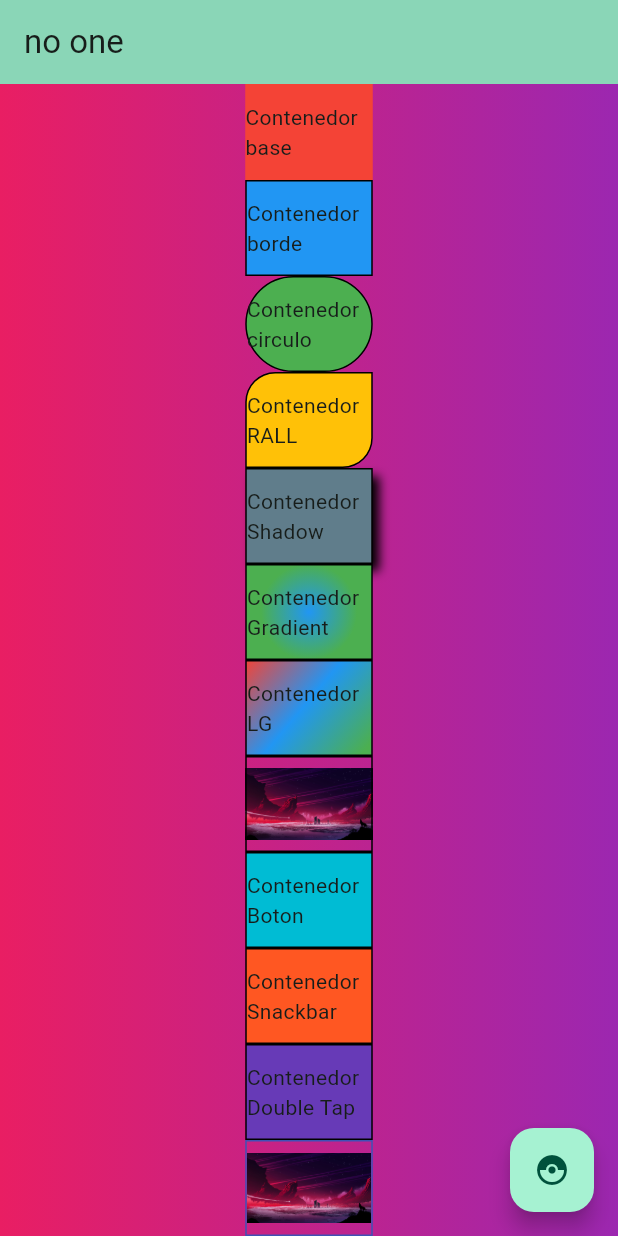
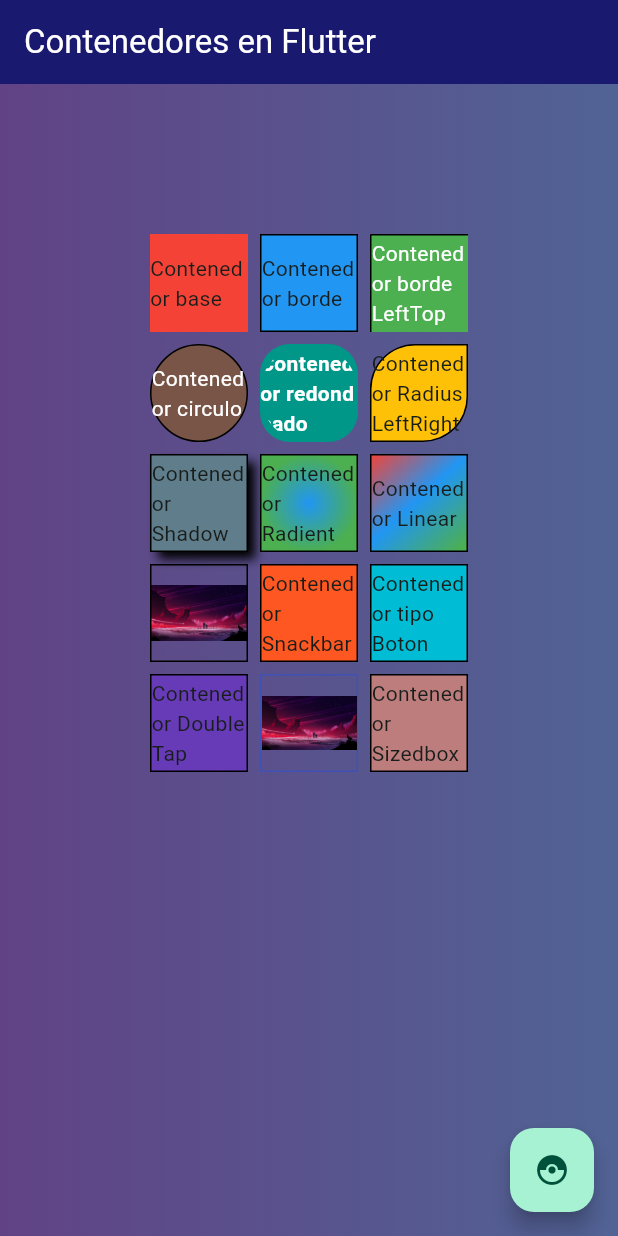
Before and after one commit to IvanRS9/first_flutter_app, a Flutter app: the screen it shows after launch, on a phone screen of 412 x 824 dp. Run offline on Flutter 3.47's test engine with Material 3 defaults, Android fonts, the phone set to English and light mode, and no system bars.

Commit message:
15 containers

```diff
--- a/lib/components/bodycontainer.dart
+++ b/lib/components/bodycontainer.dart
@@ -8,7 +8,7 @@ class BodyContainer extends StatelessWidget {
   const BodyContainer(
       {required this.firstColor,
       required this.secondColor,
-      required this.content});
+      required this.content,});
 
   @override
   Widget build(BuildContext context) {
@@ -16,11 +16,15 @@ class BodyContainer extends StatelessWidget {
       decoration: BoxDecoration(
           gradient: LinearGradient(colors: [firstColor, secondColor])),
       child: Center(
-        child: Column(
-          mainAxisAlignment: MainAxisAlignment.spaceEvenly,
-          children: content
-              .map((widget) => Expanded(child: Center(child: widget)))
-              .toList(),
+        child: Padding(
+          padding: const EdgeInsets.all(100),
+          child: GridView.count(
+            crossAxisCount: 3, // 3 columnas
+            mainAxisSpacing: 8.0,
+            crossAxisSpacing: 8.0,
+            childAspectRatio: 1, // Proporción de aspecto 1:1
+            children: content.map((widget) => Center(child: SizedBox(child: widget))).toList(),
+          ),
         ),
       ),
     );
--- a/lib/components/container2tap.dart
+++ b/lib/components/container2tap.dart
@@ -20,7 +20,7 @@ class Container2tap extends StatelessWidget {
     return InkWell(
       onDoubleTap: () {
         ScaffoldMessenger.of(context)
-            .showSnackBar(SnackBar(content: Text("Contenedor Double Tap")));
+            .showSnackBar(SnackBar(content: Text("Contenedor Double Tap"),duration: Duration(seconds: 1),));
       },
       child: Container(
         width: width,
--- /dev/null
+++ b/lib/components/containerborderlt.dart
@@ -0,0 +1,41 @@
+import 'package:flutter/material.dart';
+
+class ContainerBorderLT extends StatelessWidget {
+  final String texto;
+  final Color color;
+  final double width;
+  final double height;
+  final double borderleft;
+  final double bordertop;
+
+  const ContainerBorderLT({
+    required this.texto,
+    required this.color,
+    required this.width,
+    required this.height,
+    required this.borderleft,
+    required this.bordertop,
+  });
+
+  @override
+  Widget build(BuildContext context) {
+    return Container(
+      width: width,
+      height: height,
+      decoration: BoxDecoration(
+          color: color,
+          border: Border(
+            left: BorderSide(width: borderleft, color: Colors.black),
+            top: BorderSide(width: bordertop, color: Colors.black),
+          )),
+      child: Center(
+        child: Text(
+          texto,
+          style: const TextStyle(
+            color: Colors.white,
+          ),
+        ),
+      ),
+    );
+  }
+}
--- a/lib/components/containerbsnack.dart
+++ b/lib/components/containerbsnack.dart
@@ -2,14 +2,14 @@ import 'package:flutter/material.dart';
 
 class ContainerBSnack extends StatelessWidget {
   final Color color;
-  final String text;
+  final String texto;
   final double width;
   final double height;
   final double border;
 
   const ContainerBSnack({
     required this.color,
-    required this.text,
+    required this.texto,
     required this.width,
     required this.height,
     required this.border,
@@ -20,14 +20,14 @@ class ContainerBSnack extends StatelessWidget {
     return InkWell(
       onTap: () {
         ScaffoldMessenger.of(context).showSnackBar(
-            SnackBar(content: Text("Mensaje de SnackBar - Contenedor Snack")));
+            SnackBar(content: Text("Mensaje de SnackBar - Contenedor Snack"),duration: Duration(seconds: 1),));
       },
       child: Container(
         width: width,
         height: height,
         decoration:
             BoxDecoration(color: color, border: Border.all(width: border)),
-        child: Center(child: Text(text)),
+        child: Center(child: Text(texto)),
       ),
     );
   }
--- a/lib/components/containerbutton.dart
+++ b/lib/components/containerbutton.dart
@@ -1,7 +1,7 @@
 import 'package:flutter/material.dart';
 
 class ContainerButton extends StatelessWidget {
-  final String text;
+  final String texto;
   final Color color;
   final double width;
   final double height;
@@ -9,7 +9,7 @@ class ContainerButton extends StatelessWidget {
 
   const ContainerButton({
     required this.color,
-    required this.text,
+    required this.texto,
     required this.width,
     required this.height,
     required this.border,
@@ -18,7 +18,14 @@ class ContainerButton extends StatelessWidget {
   @override
   Widget build(BuildContext context) {
     return InkWell(
-      onTap: () => print('Button pressed'),
+      onTap: () => {
+        ScaffoldMessenger.of(context).showSnackBar(
+          SnackBar(
+            content: Text('Contenedor presionado'),
+            duration: Duration(seconds: 1),
+          ),
+        )
+      },
       child: Container(
         width: width,
         height: height,
@@ -26,7 +33,7 @@ class ContainerButton extends StatelessWidget {
           color: color,
           border: Border.all(width: border)
         ),
-        child: Center(child: Text(text),),
+        child: Center(child: Text(texto),),
       ),
 
     );
--- /dev/null
+++ b/lib/components/containerovalo.dart
@@ -0,0 +1,42 @@
+import 'package:flutter/material.dart';
+
+class ContainerOvalo extends StatelessWidget{
+  final Color color;
+  final String texto;
+  final double width;
+  final double height;
+  final double border;
+
+  const ContainerOvalo({
+    required this.color,
+    required this.texto,
+    required this.width,
+    required this.height,
+    required this.border,
+  });
+
+  @override
+  Widget build(BuildContext context) {
+    return Container(
+      width: width,
+      height: height,
+      decoration: BoxDecoration(
+        shape: BoxShape.rectangle,
+        color: color,
+        borderRadius: BorderRadius.circular(20.0),
+      ),
+      child: ClipOval(
+        child: Stack(
+          children: [
+            Center(
+              child: Text(
+                texto,
+                style: TextStyle(color: Colors.white, fontWeight: FontWeight.bold),
+              ),
+            ),
+          ],
+        ),
+      ),
+    );
+  }
+}
--- a/lib/components/containerradius.dart
+++ b/lib/components/containerradius.dart
@@ -6,15 +6,13 @@ class ContainerRadius extends StatelessWidget {
   final double width;
   final double height;
   final double border;
-  final double radius;
 
   const ContainerRadius(
       {required this.color,
       required this.texto,
       required this.width,
       required this.height,
-      required this.border,
-      required this.radius});
+      required this.border,});
 
   @override
   Widget build(BuildContext context) {
@@ -22,11 +20,17 @@ class ContainerRadius extends StatelessWidget {
       width: width,
       height: height,
       decoration: BoxDecoration(
-          color: color,
-          border: Border.all(width: border),
-          borderRadius: BorderRadius.circular(radius)),
+        color: color,
+        shape: BoxShape.circle,
+        border: Border.all(width: border)
+      ),
       child: Center(
-        child: Text(texto),
+        child: Text(
+          texto,
+          style: const TextStyle(
+            color: Colors.white,
+          ),
+        ),
       ),
     );
   }
--- /dev/null
+++ b/lib/components/containersized.dart
@@ -0,0 +1,52 @@
+import 'package:flutter/material.dart';
+
+class ContainerSized extends StatelessWidget {
+  final Color color;
+  final String texto;
+  final double width;
+  final double height;
+  final double border;
+
+  const ContainerSized({
+    required this.color,
+    required this.texto,
+    required this.width,
+    required this.height,
+    required this.border,
+  });
+
+  @override
+  Widget build(BuildContext context) {
+    return InkWell(
+      onTap: () => {
+        ScaffoldMessenger.of(context).showSnackBar(
+          SnackBar(
+            content: Text('Contenedor sizedbox presionado'),
+            duration: Duration(seconds: 1),
+          ),
+        )
+      },
+      onDoubleTap: () => {
+        ScaffoldMessenger.of(context).showSnackBar(
+          SnackBar(
+            content: Text('Contenedor sizedbox doble tap'),
+            duration: Duration(seconds: 1),
+          ),
+        )
+      },
+      child: SizedBox(
+        width: width,
+        height: height,
+        child: Container(
+          decoration: BoxDecoration(
+            color: color,
+            border: Border.all(width: border),
+          ),
+          child: Center(
+            child: Text(texto),
+          ),
+        ),
+      ),
+    );
+  }
+}
--- a/lib/main.dart
+++ b/lib/main.dart
@@ -14,6 +14,9 @@ import 'components/containerbutton.dart';
 import 'components/containerbsnack.dart';
 import 'components/container2tap.dart';
 import 'components/containershowimg.dart';
+import 'components/containerborderlt.dart';
+import 'components/containerovalo.dart';
+import 'components/containersized.dart';
 
 void main() {
   runApp(const MyApp());
@@ -27,7 +30,7 @@ class MyApp extends StatelessWidget {
   Widget build(BuildContext context) {
     return MaterialApp(
       debugShowCheckedModeBanner: false,
-      title: 'Flutter App Demo',
+      title: 'First App Flutter',
       theme: ThemeData(
         // This is the theme of your application.
         //
@@ -48,7 +51,7 @@ class MyApp extends StatelessWidget {
             ColorScheme.fromSeed(seedColor: Color.fromARGB(0, 0, 255, 195)),
         useMaterial3: true,
       ),
-      home: const MyHomePage(title: 'no one'),
+      home: const MyHomePage(title: 'Contenedores en Flutter'),
     );
   }
 }
@@ -98,29 +101,36 @@ class _MyHomePageState extends State<MyHomePage> {
         // TRY THIS: Try changing the color here to a specific color (to
         // Colors.amber, perhaps?) and trigger a hot reload to see the AppBar
         // change color while the other colors stay the same.
-        backgroundColor: Theme.of(context).colorScheme.inversePrimary,
+        backgroundColor: const Color.fromRGBO(25, 25, 112, 1),
         // Here we take the value from the MyHomePage object that was created by
         // the App.build method, and use it to set our appbar title.
-        title: Text(widget.title),
+        title: Text(widget.title, style: const TextStyle(color: Colors.white), textAlign: TextAlign.center,),
       ),
       body: const BodyContainer(
-        firstColor: Colors.pink,
-        secondColor: Colors.purple,
+        firstColor: Color.fromRGBO(97, 67, 133, 1),
+        secondColor: Color.fromRGBO(81, 99, 149, 1),
         content: [
-          ContainerBase(color: Colors.red,height: 85, width: 85, texto: "Contenedor base",),
-          ContainerBorder(color: Colors.blue, height: 85, width: 85, texto: "Contenedor borde", border: 1,),
-          ContainerRadius(color: Colors.green, texto: "Contenedor circulo", width: 85, height: 85, border: 1, radius: 50),
-          ContainerRadiusAll(color: Colors.amber, texto: "Contenedor RALL", width: 85, height: 85, border: 1, radiusleft: 20, radiusright: 20),
-          ContainerShadow(color: Colors.blueGrey, texto: "Contenedor Shadow", width: 85, height: 85, border: 1, colorshadow: Colors.black, off1: 5, off2: 5, blurradius: 5),
-          ContainerGradient(texto: "Contenedor Gradient", width: 85, height: 85, border: 1, radius: 0.5, firstColor: Colors.blue, secondColor: Colors.green),
-          ContainerLinealG(texto: "Contenedor LG", width: 85, height: 85, border: 1, color: [Colors.red, Colors.blue, Colors.green], end1: 0.8, end2: 1),
-          ContainerImg(width: 85, height: 85, border: 1, img: "assets/wallpaper.jpg"),
-          ContainerButton(color: Colors.cyan, text: "Contenedor Boton", width: 85, height: 85, border: 1),
-          ContainerBSnack(color: Colors.deepOrange, text: "Contenedor Snackbar", width: 85, height: 85, border: 1),
-          Container2tap(color: Colors.deepPurple, border: 1, texto: "Contenedor Double Tap", width: 85, height: 85),
-          ContainerShowImg(border: 1, color: Colors.indigo, img: "assets/wallpaper.jpg", texto: "Contenedor con dialog", width: 85, height: 85)
+          ContainerBase(color: Colors.red,height: 100, width: 100, texto: "Contenedor base",),
+          ContainerBorder(color: Colors.blue, height: 100, width: 100, texto: "Contenedor borde", border: 1,),
+          ContainerBorderLT(color: Colors.green, texto: "Contenedor borde LeftTop", width: 100, height: 100, borderleft: 1, bordertop: 1),
+          ContainerRadius(color: Colors.brown, texto: "Contenedor circulo", width: 100, height: 100, border: 1),
+          ContainerOvalo(color: Colors.teal, texto: "Contenedor redondeado", width: 100, height: 100, border: 1),
+          ContainerRadiusAll(color: Colors.amber, texto: "Contenedor Radius LeftRight", width: 100, height: 100, border: 1, radiusleft: 30, radiusright: 30),
+          ContainerShadow(color: Colors.blueGrey, texto: "Contenedor Shadow", width: 100, height: 100, border: 1, colorshadow: Colors.black, off1: 5, off2: 5, blurradius: 5),
+          ContainerGradient(texto: "Contenedor Radient", width: 100, height: 100, border: 1, radius: 0.5, firstColor: Colors.blue, secondColor: Colors.green),
+          ContainerLinealG(texto: "Contenedor Linear", width: 100, height: 100, border: 1, color: [Colors.red, Colors.blue, Colors.green], end1: 0.8, end2: 1),
+          ContainerImg(width: 100, height: 100, border: 1, img: "assets/wallpaper.jpg"),
+          ContainerBSnack(color: Colors.deepOrange, texto: "Contenedor Snackbar", width: 100, height: 100, border: 1),
+          ContainerButton(color: Colors.cyan, texto: "Contenedor tipo Boton", width: 100, height: 100, border: 1),
+          Container2tap(color: Colors.deepPurple, border: 1, texto: "Contenedor Double Tap", width: 100, height: 100),
+          ContainerShowImg(border: 1, color: Colors.indigo, img: "assets/wallpaper.jpg", texto: "Contenedor con dialog", width: 100, height: 100),
+          ContainerSized(color: Color.fromARGB(255, 189, 125, 125), texto: "Contenedor Sizedbox", width: 100, height: 100, border: 1),
         ],
       ),
+      // Codigo visto en clase
+      //
+
+
       // body: Container(
       //   decoration: const BoxDecoration(
       //       gradient: LinearGradient(colors: [Colors.pink, Colors.purple])),
```
